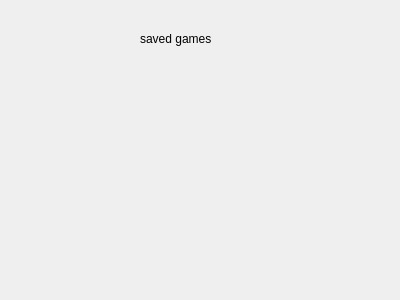
The window that graphics/rakab/savedgamesmenu.ui (pouyatavakoli/Rakab) describes before a commit, drawn with Qt 5.
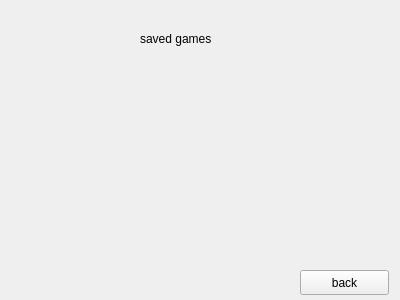
The same window after the commit.

Commit message: added saved games button functionality

Diff of the .ui file:
```diff
--- a/graphics/rakab/savedgamesmenu.ui
+++ b/graphics/rakab/savedgamesmenu.ui
@@ -26,6 +26,19 @@
     <string>saved games</string>
    </property>
   </widget>
+  <widget class="QPushButton" name="back_btn">
+   <property name="geometry">
+    <rect>
+     <x>300</x>
+     <y>270</y>
+     <width>89</width>
+     <height>25</height>
+    </rect>
+   </property>
+   <property name="text">
+    <string>back</string>
+   </property>
+  </widget>
  </widget>
  <resources/>
  <connections/>
```
The commit also changes 4 other files.
